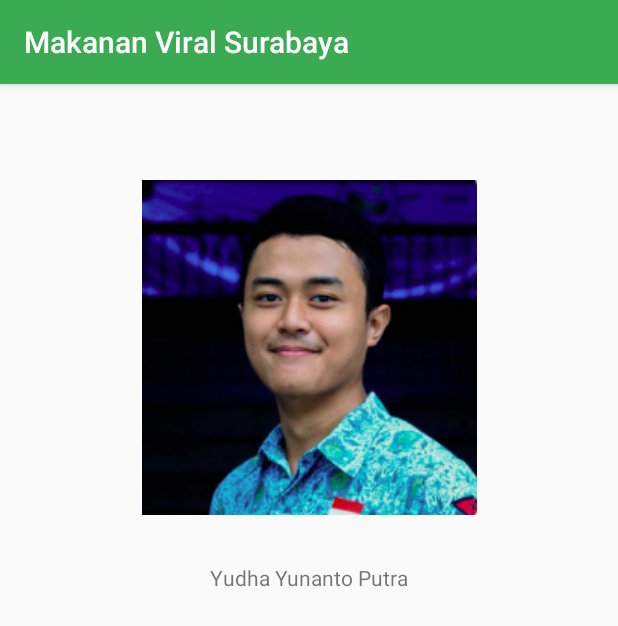
After one commit to yudhayunantop/ProjectUAS, an Android app: the aboutActivity screen opened directly, with no data from a screen before it, on a phone screen of 412 x 824 dp. The commit adds this screen. Shown: the top 626 px of the screen. Run offline under Robolectric (Android 15) with nearby library versions, the phone set to English and light mode, and no system bars.

Commit message:
baru mulai

```diff
--- a/app/build.gradle
+++ b/app/build.gradle
@@ -7,7 +7,7 @@ android {
     buildToolsVersion "30.0.1"
 
     defaultConfig {
-        applicationId "com.dicoding.picodiploma.TugasPraktikumIntent"
+        applicationId "com.dicoding.picodiploma.ProjectUAS"
         minSdkVersion 21
         targetSdkVersion 30
         versionCode 1
--- a/app/src/main/java/com/dicoding/picodiploma/TugasPraktikumIntent/DetailActivity.kt
+++ b/app/src/main/java/com/dicoding/picodiploma/ProjectUAS/DetailActivity.kt
@@ -1,4 +1,4 @@
-package com.dicoding.picodiploma.TugasPraktikumIntent
+package com.dicoding.picodiploma.ProjectUAS
 
 import android.os.Bundle
 import android.widget.ImageView
--- a/app/src/main/java/com/dicoding/picodiploma/TugasPraktikumIntent/FoodData.kt
+++ b/app/src/main/java/com/dicoding/picodiploma/ProjectUAS/FoodData.kt
@@ -1,4 +1,4 @@
-package com.dicoding.picodiploma.TugasPraktikumIntent
+package com.dicoding.picodiploma.ProjectUAS
 
 object FoodData {
     private val foodNames = arrayOf(
--- a/app/src/main/java/com/dicoding/picodiploma/TugasPraktikumIntent/ListFoodAdapter.kt
+++ b/app/src/main/java/com/dicoding/picodiploma/ProjectUAS/ListFoodAdapter.kt
@@ -1,4 +1,4 @@
-package com.dicoding.picodiploma.TugasPraktikumIntent
+package com.dicoding.picodiploma.ProjectUAS
 
 import android.content.Intent
 import android.view.LayoutInflater
--- /dev/null
+++ b/app/src/main/java/com/dicoding/picodiploma/ProjectUAS/aboutActivity.kt
@@ -0,0 +1,11 @@
+package com.dicoding.picodiploma.ProjectUAS
+
+import androidx.appcompat.app.AppCompatActivity
+import android.os.Bundle
+
+class aboutActivity : AppCompatActivity() {
+    override fun onCreate(savedInstanceState: Bundle?) {
+        super.onCreate(savedInstanceState)
+        setContentView(R.layout.activity_about)
+    }
+}
--- a/app/src/main/java/com/dicoding/picodiploma/TugasPraktikumIntent/food.kt
+++ b/app/src/main/java/com/dicoding/picodiploma/ProjectUAS/food.kt
@@ -1,4 +1,4 @@
-package com.dicoding.picodiploma.TugasPraktikumIntent
+package com.dicoding.picodiploma.ProjectUAS
 
 data class food(
     var name: String = "",
--- /dev/null
+++ b/app/src/main/res/layout/activity_about.xml
@@ -0,0 +1,28 @@
+<?xml version="1.0" encoding="utf-8"?>
+<androidx.constraintlayout.widget.ConstraintLayout xmlns:android="http://schemas.android.com/apk/res/android"
+    xmlns:app="http://schemas.android.com/apk/res-auto"
+    xmlns:tools="http://schemas.android.com/tools"
+    android:layout_width="match_parent"
+    android:layout_height="match_parent"
+    tools:context=".aboutActivity">
+
+    <ImageView
+        android:id="@+id/imageView"
+        android:layout_width="wrap_content"
+        android:layout_height="wrap_content"
+        android:layout_marginTop="64dp"
+        android:src="@drawable/profil"
+        app:layout_constraintEnd_toEndOf="parent"
+        app:layout_constraintStart_toStartOf="parent"
+        app:layout_constraintTop_toTopOf="parent" />
+
+    <TextView
+        android:id="@+id/textView"
+        android:layout_width="wrap_content"
+        android:layout_height="wrap_content"
+        android:layout_marginTop="32dp"
+        android:text="@string/yudha_yunanto_putra"
+        app:layout_constraintEnd_toEndOf="parent"
+        app:layout_constraintStart_toStartOf="parent"
+        app:layout_constraintTop_toBottomOf="@+id/imageView" />
+</androidx.constraintlayout.widget.ConstraintLayout>
--- a/app/src/main/res/values/strings.xml
+++ b/app/src/main/res/values/strings.xml
@@ -4,5 +4,8 @@
     <string name="detail_food">Detail</string>
     <string name="food_name">Nama Makanan</string>
     <string name="detail" />
+    <string name="pesanan">Pesanan</string>
+    <string name="about">About</string>
+    <string name="yudha_yunanto_putra">Yudha Yunanto Putra</string>
 
 </resources>
--- a/settings.gradle
+++ b/settings.gradle
@@ -1 +1,2 @@
 include ':app'
+rootProject.name='projectuas'
```
Also changed, not shown: app/src/main/AndroidManifest.xml (+5 -4 lines), app/src/main/java/com/dicoding/picodiploma/ProjectUAS/MainActivity.kt (renamed from app/src/main/java/com/dicoding/picodiploma/TugasPraktikumIntent/MainActivity.kt, +25 -1 lines), app/src/main/java/com/dicoding/picodiploma/ProjectUAS/PesananActivity.kt (added, +11 -0 lines), app/src/main/res/layout/activity_pesanan.xml (added, +9 -0 lines), app/src/main/res/menu/menu.xml (added, +9 -0 lines), app/src/main/res/drawable/profil.png (added), 4 other files.
